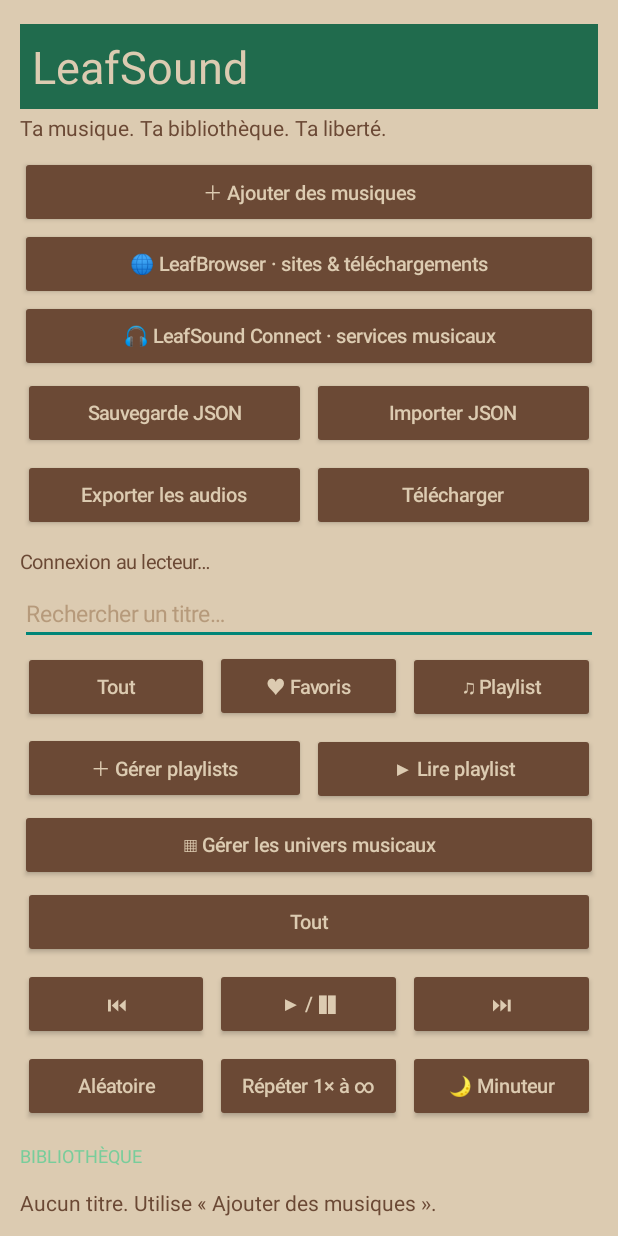
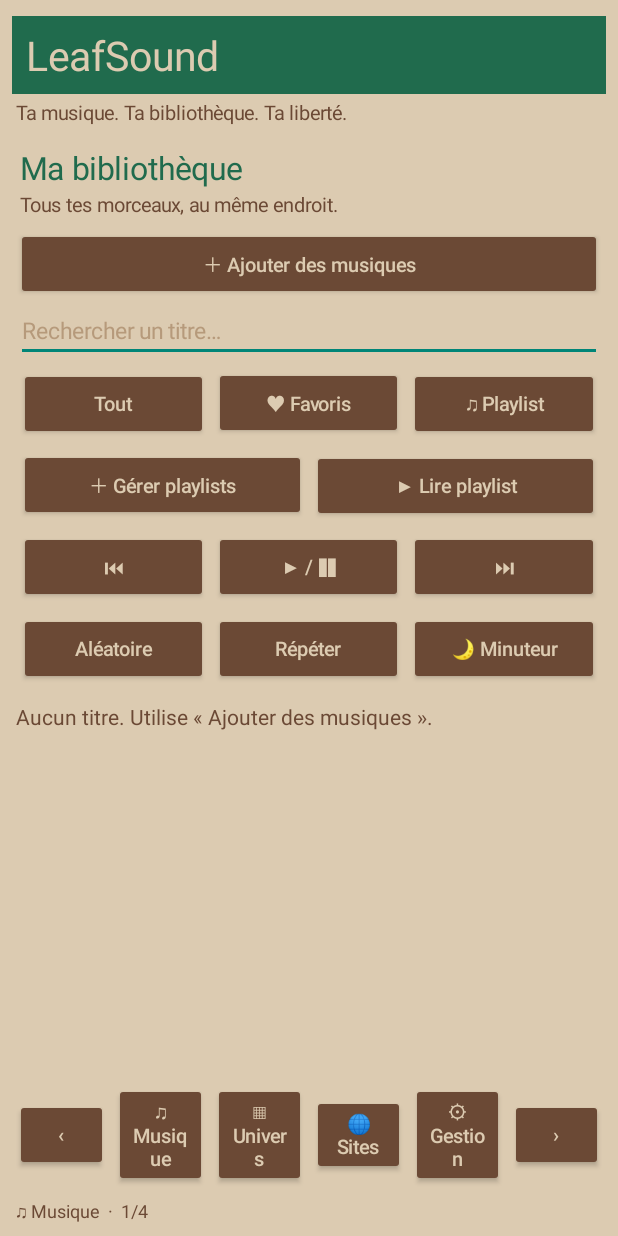
Before and after one commit to pierrecuny78-collab/LeafSound, an Android app: the screen it shows after launch (MainActivity), on a phone screen of 412 x 824 dp. Run offline under Robolectric (Android 15) with nearby library versions, the phone set to English and light mode, and no system bars; 5 statements that could not run were skipped.

Commit message:
Refondre LeafSound en navigation par fenêtres glissantes

```diff
--- a/app/src/main/java/com/leafvibe/leafsound/MainActivity.kt
+++ b/app/src/main/java/com/leafvibe/leafsound/MainActivity.kt
@@ -29,6 +29,8 @@ import android.widget.TextView
 import android.app.Dialog
 import android.view.Window
 import android.view.KeyEvent
+import android.widget.ViewFlipper
+import android.view.MotionEvent
 import android.webkit.WebView
 import android.webkit.WebViewClient
 import android.webkit.WebChromeClient
@@ -129,44 +131,111 @@ class MainActivity : Activity() {
         }, mainExecutor)
     }
 
+    private lateinit var pageFlipper: ViewFlipper
+    private lateinit var universBox: LinearLayout
+    private var currentPage = 0
+    private val pageTitles = listOf("♫ Musique", "▦ Univers", "🌐 Sites", "⚙ Gestion")
+
     private fun buildInterface() {
         val root = LinearLayout(this).apply {
             orientation = LinearLayout.VERTICAL
-            setPadding(20, 24, 20, 16)
+            setPadding(12, 16, 12, 12)
             setBackgroundColor(dark)
         }
         root.addView(TextView(this).apply {
             text = "LeafSound"
-            textSize = 30f
+            textSize = 27f
             setTextColor(LeafColour.CREAM_DARK)
             setBackgroundColor(LeafColour.OASIS)
-            setPadding(12, 12, 12, 12)
+            setPadding(14, 12, 14, 12)
             gravity = Gravity.CENTER_VERTICAL
         })
-        root.addView(TextView(this).apply {
+        val subtitle = TextView(this).apply {
             text = "Ta musique. Ta bibliothèque. Ta liberté."
-            textSize = 14f
+            textSize = 13f
             setTextColor(LeafColour.WALNUT)
-            setPadding(0, 4, 0, 14)
-        })
-        root.addView(actionButton("＋ Ajouter des musiques") { chooseAudio() })
-        root.addView(actionButton("🌐 LeafBrowser · sites & téléchargements") { openLeafBrowser() })
-        root.addView(actionButton("🎧 LeafSound Connect · services musicaux") { LeafConnectCatalog.show(this) { url -> openLeafBrowser(url) } })
-        val transferActions = LinearLayout(this).apply { orientation = LinearLayout.HORIZONTAL }
-        transferActions.addView(actionButton("Sauvegarde JSON") { exportLibraryJson() }, weightParams())
-        transferActions.addView(actionButton("Importer JSON") { importLibraryJson() }, weightParams())
-        root.addView(transferActions)
-        val fileActions = LinearLayout(this).apply { orientation = LinearLayout.HORIZONTAL }
-        fileActions.addView(actionButton("Exporter les audios") { chooseAudioExportFolder() }, weightParams())
-        fileActions.addView(actionButton("Télécharger") { downloadAudio() }, weightParams())
-        root.addView(fileActions)
+            setPadding(4, 5, 4, 8)
+        }
+        root.addView(subtitle)
+
+        pageFlipper = ViewFlipper(this).apply {
+            setBackgroundColor(dark)
+            isMeasureAllChildren = false
+        }
+        pageFlipper.addView(buildMusicPage())
+        pageFlipper.addView(buildUniversPage())
+        pageFlipper.addView(buildSitesPage())
+        pageFlipper.addView(buildManagementPage())
+        root.addView(pageFlipper, LinearLayout.LayoutParams(-1, 0, 1f))
+
+        val navigation = LinearLayout(this).apply {
+            orientation = LinearLayout.HORIZONTAL
+            gravity = Gravity.CENTER
+        }
+        navigation.addView(actionButton("‹") { showPage(currentPage - 1) }, weightParams())
+        pageTitles.forEachIndexed { index, label ->
+            navigation.addView(actionButton(label) { showPage(index) }, weightParams())
+        }
+        navigation.addView(actionButton("›") { showPage(currentPage + 1) }, weightParams())
+        root.addView(navigation)
         status = TextView(this).apply {
             text = "Connexion au lecteur…"
+            textSize = 12f
+            setTextColor(LeafColour.WALNUT)
+            setPadding(4, 6, 4, 0)
+        }
+        root.addView(status)
+
+        var downX = 0f
+        root.setOnTouchListener { _, event ->
+            when (event.action) {
+                MotionEvent.ACTION_DOWN -> { downX = event.x; true }
+                MotionEvent.ACTION_UP -> {
+                    val delta = event.x - downX
+                    if (kotlin.math.abs(delta) > 75f) {
+                        if (delta < 0) showPage(currentPage + 1) else showPage(currentPage - 1)
+                    }
+                    true
+                }
+                else -> true
+            }
+        }
+        setContentView(root)
+        refreshTracks()
+        refreshUniversPage()
+        showPage(0)
+    }
+
+    private fun makePage(): LinearLayout = LinearLayout(this).apply {
+        orientation = LinearLayout.VERTICAL
+        setPadding(4, 4, 4, 8)
+    }
+
+    private fun addPageHeading(page: LinearLayout, heading: String, description: String) {
+        page.addView(TextView(this).apply {
+            text = heading
+            textSize = 21f
+            setTextColor(LeafColour.OASIS)
+            setPadding(4, 8, 4, 2)
+        })
+        page.addView(TextView(this).apply {
+            text = description
             textSize = 13f
             setTextColor(LeafColour.WALNUT)
-            setPadding(0, 12, 0, 8)
-        }
-        root.addView(status)
+            setPadding(4, 0, 4, 10)
+        })
+    }
+
+    private fun addScrollable(page: LinearLayout, content: View) {
+        val scroll = ScrollView(this)
+        scroll.addView(content)
+        page.addView(scroll, LinearLayout.LayoutParams(-1, 0, 1f))
+    }
+
+    private fun buildMusicPage(): View {
+        val page = makePage()
+        addPageHeading(page, "Ma bibliothèque", "Tous tes morceaux, au même endroit.")
+        page.addView(actionButton("＋ Ajouter des musiques") { chooseAudio() })
         searchField = EditText(this).apply {
             hint = "Rechercher un titre…"
             setHintTextColor(LeafColour.SAND_BROWN)
@@ -182,23 +251,16 @@ class MainActivity : Activity() {
                 override fun afterTextChanged(s: Editable?) {}
             })
         }
-        root.addView(searchField)
-
+        page.addView(searchField)
         val filters = LinearLayout(this).apply { orientation = LinearLayout.HORIZONTAL }
         filters.addView(actionButton("Tout") { setFilter(FILTER_ALL) }, weightParams())
         filters.addView(actionButton("♥ Favoris") { setFilter(FILTER_FAVORITES) }, weightParams())
         filters.addView(actionButton("♫ Playlist") { setFilter(FILTER_PLAYLIST) }, weightParams())
-        root.addView(filters)
+        page.addView(filters)
         val playlistActions = LinearLayout(this).apply { orientation = LinearLayout.HORIZONTAL }
         playlistActions.addView(actionButton("＋ Gérer playlists") { managePlaylists() }, weightParams())
         playlistActions.addView(actionButton("▶ Lire playlist") { playActivePlaylist() }, weightParams())
-        root.addView(playlistActions)
-        root.addView(actionButton("▦ Gérer les univers musicaux") { manageCategories() })
-        val universStrip = LinearLayout(this).apply { orientation = LinearLayout.HORIZONTAL }
-        universStrip.addView(actionButton("Tout") { setFilter(FILTER_ALL) }, weightParams())
-        categories.keys.take(4).forEach { name -> universStrip.addView(actionButton((categoryIcons[name] ?: "🎵") + " " + name) { playCategory(name) }, weightParams()) }
-        root.addView(universStrip)
-
+        page.addView(playlistActions)
         val controls = LinearLayout(this).apply {
             gravity = Gravity.CENTER
             orientation = LinearLayout.HORIZONTAL
@@ -206,30 +268,106 @@ class MainActivity : Activity() {
         controls.addView(actionButton("⏮") { previous() }, weightParams())
         controls.addView(actionButton("▶ / ❚❚") { togglePlayback() }, weightParams())
         controls.addView(actionButton("⏭") { next() }, weightParams())
-        root.addView(controls)
-        val playbackModes = LinearLayout(this).apply { orientation = LinearLayout.HORIZONTAL }
-        playbackModes.addView(actionButton("Aléatoire") {
+        page.addView(controls)
+        val modes = LinearLayout(this).apply { orientation = LinearLayout.HORIZONTAL }
+        modes.addView(actionButton("Aléatoire") {
             controller?.let { player ->
                 player.shuffleModeEnabled = !player.shuffleModeEnabled
                 status.text = "Lecture aléatoire : " + (if (player.shuffleModeEnabled) "activée" else "désactivée")
             }
         }, weightParams())
-        playbackModes.addView(actionButton("Répéter 1× à ∞") { chooseRepeat() }, weightParams())
-        playbackModes.addView(actionButton("🌙 Minuteur") { chooseSleepTimer() }, weightParams())
-        root.addView(playbackModes)
+        modes.addView(actionButton("Répéter") { chooseRepeat() }, weightParams())
+        modes.addView(actionButton("🌙 Minuteur") { chooseSleepTimer() }, weightParams())
+        page.addView(modes)
+        tracksBox = LinearLayout(this).apply { orientation = LinearLayout.VERTICAL }
+        addScrollable(page, tracksBox)
+        return page
+    }
 
-        root.addView(TextView(this).apply {
-            text = "BIBLIOTHÈQUE"
-            textSize = 12f
-            setTextColor(Color.rgb(120, 205, 155))
-            setPadding(0, 16, 0, 8)
+    private fun buildUniversPage(): View {
+        val page = makePage()
+        addPageHeading(page, "Mes univers musicaux", "Retrouve tes classements et leurs morceaux dans cette fenêtre.")
+        page.addView(actionButton("＋ Créer / gérer les univers") { manageCategories(); refreshUniversPage() })
+        universBox = LinearLayout(this).apply { orientation = LinearLayout.VERTICAL }
+        addScrollable(page, universBox)
+        return page
+    }
+
+    private fun refreshUniversPage() {
+        if (!::universBox.isInitialized) return
+        universBox.removeAllViews()
+        if (categories.isEmpty()) {
+            universBox.addView(TextView(this).apply {
+                text = "Aucun univers pour le moment. Crée ton premier univers pour classer tes morceaux."
+                setTextColor(LeafColour.WALNUT)
+                setPadding(8, 14, 8, 14)
+            })
+            return
+        }
+        categories.keys.toList().forEach { name ->
+            val count = categories[name]?.size ?: 0
+            val row = LinearLayout(this).apply {
+                orientation = LinearLayout.VERTICAL
+                setPadding(6, 8, 6, 8)
+            }
+            row.addView(TextView(this).apply {
+                text = (categoryIcons[name] ?: "🎵") + "  " + name + "  ·  " + count + " morceau(x)"
+                textSize = 16f
+                setTextColor(LeafColour.WALNUT)
+            })
+            val actions = LinearLayout(this).apply { orientation = LinearLayout.HORIZONTAL }
+            actions.addView(actionButton("Ouvrir") {
+                activeCategoryName = name
+                setFilter(CATEGORY_PREFIX + name)
+                showPage(0)
+            }, weightParams())
+            actions.addView(actionButton("▶ Lire") { playCategory(name) }, weightParams())
+            row.addView(actions)
+            universBox.addView(row)
+            universBox.addView(View(this).apply { setBackgroundColor(LeafColour.SAND_BROWN) },
+                LinearLayout.LayoutParams(-1, 1))
+        }
+    }
+
+    private fun buildSitesPage(): View {
+        val page = makePage()
+        addPageHeading(page, "Sites & services musicaux", "Accède à tes services sans mélanger cette partie avec ta bibliothèque.")
+        page.addView(actionButton("🌐 Ouvrir LeafBrowser") { openLeafBrowser() })
+        page.addView(actionButton("🎧 LeafSound Connect · catalogue") {
+            LeafConnectCatalog.show(this) { url -> openLeafBrowser(url) }
         })
-        tracksBox = LinearLayout(this).apply { orientation = LinearLayout.VERTICAL }
-        val scroll = ScrollView(this)
-        scroll.addView(tracksBox)
-        root.addView(scroll, LinearLayout.LayoutParams(-1, 0, 1f))
-        setContentView(root)
-        refreshTracks()
+        val info = TextView(this).apply {
+            text = "Retrouve ici les sites musicaux, les services de découverte, les ressources audio et les téléchargements autorisés."
+            textSize = 14f
+            setTextColor(LeafColour.WALNUT)
+            setPadding(8, 14, 8, 14)
+        }
+        page.addView(info)
+        return page
+    }
+
+    private fun buildManagementPage(): View {
+        val page = makePage()
+        addPageHeading(page, "Gestion & sauvegardes", "Importe, exporte et protège ta bibliothèque.")
+        page.addView(actionButton("Sauvegarder la bibliothèque (JSON)") { exportLibraryJson() })
+        page.addView(actionButton("Restaurer une sauvegarde (JSON)") { importLibraryJson() })
+        page.addView(actionButton("Exporter les fichiers audio") { chooseAudioExportFolder() })
+        page.addView(actionButton("Télécharger un fichier audio autorisé") { downloadAudio() })
+        page.addView(actionButton("LeafTracker · statistiques (préparation)") {
+            AlertDialog.Builder(this)
+                .setTitle("LeafTracker Connect")
+                .setMessage("LeafTracker n'est pas encore développé. La collecte et le partage seront ajoutés avec stockage local et autorisation explicite.")
+                .setPositiveButton("Compris", null).show()
+        })
+        return page
+    }
+
+    private fun showPage(index: Int) {
+        if (!::pageFlipper.isInitialized) return
+        currentPage = index.coerceIn(0, pageFlipper.childCount - 1)
+        pageFlipper.displayedChild = currentPage
+        if (::status.isInitialized) status.text = pageTitles[currentPage] + "  ·  " + (currentPage + 1) + "/" + pageTitles.size
+        if (currentPage == 1) refreshUniversPage()
     }
 
     private fun weightParams() = LinearLayout.LayoutParams(0, -2, 1f).apply {
```
